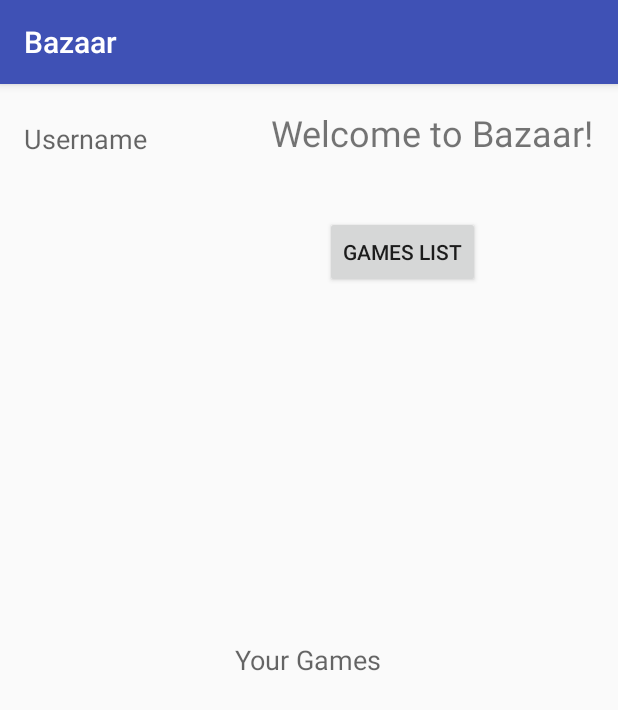
After one commit to ertait/gamerhub, an Android app: the DeveloperLoginActivity screen opened directly, with no data from a screen before it, on a phone screen of 412 x 824 dp. The commit adds this screen. Shown: the top 710 px of the screen. Run offline under Robolectric (Android 15) with nearby library versions, the phone set to English and light mode, and no system bars; network calls fail.

Commit message:
adding developer functionality to login

```diff
--- a/Bazaar/app/build.gradle
+++ b/Bazaar/app/build.gradle
@@ -25,7 +25,8 @@ dependencies {
         exclude group: 'com.android.support', module: 'support-annotations'
     })
     compile 'com.android.support:appcompat-v7:25.0.0'
+    compile 'com.android.volley:volley:1.0.0'
+    compile 'com.google.android.gms:play-services-appindexing:9.8.0'
+    compile 'com.android.support:design:25.0.0'
     testCompile 'junit:junit:4.12'
-    compile 'com.android.volley:volley:1.0.0'
-    compile 'com.google.android.gms:play-services-appindexing:8.4.0'
 }
--- /dev/null
+++ b/Bazaar/app/src/main/java/edu/uvm/bazaar/DeveloperLoginActivity.java
@@ -0,0 +1,15 @@
+package edu.uvm.bazaar;
+
+import android.support.v7.app.AppCompatActivity;
+import android.os.Bundle;
+
+import edu.uvm.loginregister.R;
+
+public class DeveloperLoginActivity extends AppCompatActivity {
+
+    @Override
+    protected void onCreate(Bundle savedInstanceState) {
+        super.onCreate(savedInstanceState);
+        setContentView(R.layout.activity_developer_login);
+    }
+}
--- /dev/null
+++ b/Bazaar/app/src/main/res/layout/activity_developer_login.xml
@@ -0,0 +1,75 @@
+<?xml version="1.0" encoding="utf-8"?>
+<RelativeLayout xmlns:android="http://schemas.android.com/apk/res/android"
+    xmlns:tools="http://schemas.android.com/tools"
+    android:id="@+id/activity_developer_login"
+    android:layout_width="match_parent"
+    android:layout_height="match_parent"
+    android:paddingBottom="@dimen/activity_vertical_margin"
+    android:paddingLeft="@dimen/activity_horizontal_margin"
+    android:paddingRight="@dimen/activity_horizontal_margin"
+    android:paddingTop="@dimen/activity_vertical_margin"
+    tools:context="edu.uvm.bazaar.DeveloperLoginActivity">
+
+    <TextView
+        android:text="Welcome to Bazaar!"
+        android:layout_width="wrap_content"
+        android:layout_height="wrap_content"
+        android:id="@+id/tvWelcomeMsg"
+        android:textSize="24sp"
+        tools:text="Welcome to Bazaar!"
+        android:layout_alignParentTop="true"
+        android:layout_alignParentRight="true"
+        android:layout_alignParentEnd="true" />
+
+    <GridLayout
+        android:layout_width="match_parent"
+        android:layout_height="wrap_content"
+        android:layout_below="@+id/subGames"
+        android:layout_alignParentLeft="true"
+        android:layout_alignParentStart="true"
+        android:id="@+id/subGamesList"/>
+
+    <ImageView
+        android:layout_width="wrap_content"
+        android:layout_height="wrap_content"
+        android:id="@+id/profilepic"
+        android:cropToPadding="false"
+        android:adjustViewBounds="true"
+        android:layout_below="@+id/usrnme"
+        android:layout_alignParentLeft="true"
+        android:layout_alignParentStart="true"
+        android:layout_alignRight="@+id/usrnme"
+        android:layout_alignEnd="@+id/usrnme" />
+
+    <Button
+        android:text="Games List"
+        android:layout_width="wrap_content"
+        android:layout_height="wrap_content"
+        android:id="@+id/btGames"
+        android:layout_marginLeft="36dp"
+        android:layout_marginStart="36dp"
+        android:layout_marginTop="39dp"
+        android:layout_below="@+id/tvWelcomeMsg"
+        android:layout_alignLeft="@+id/tvWelcomeMsg"
+        android:layout_alignStart="@+id/tvWelcomeMsg" />
+
+    <TextView
+        android:text="Your Games"
+        android:layout_width="wrap_content"
+        android:layout_height="wrap_content"
+        android:id="@+id/subGames"
+        android:textAppearance="@style/TextAppearance.AppCompat.Medium"
+        android:layout_centerVertical="true"
+        android:layout_centerHorizontal="true" />
+
+    <TextView
+        android:text="Username"
+        android:layout_width="wrap_content"
+        android:layout_height="wrap_content"
+        android:id="@+id/usrnme"
+        android:textAppearance="@style/TextAppearance.AppCompat.Medium"
+        android:layout_alignBottom="@+id/tvWelcomeMsg"
+        android:layout_alignParentLeft="true"
+        android:layout_alignParentStart="true" />
+
+</RelativeLayout>
--- a/Bazaar/app/src/main/res/values/dimens.xml
+++ b/Bazaar/app/src/main/res/values/dimens.xml
@@ -2,4 +2,5 @@
     <!-- Default screen margins, per the Android Design guidelines. -->
     <dimen name="activity_horizontal_margin">16dp</dimen>
     <dimen name="activity_vertical_margin">16dp</dimen>
+    <dimen name="fab_margin">16dp</dimen>
 </resources>
--- a/Bazaar/app/src/main/res/values/strings.xml
+++ b/Bazaar/app/src/main/res/values/strings.xml
@@ -1,3 +1,4 @@
 <resources>
     <string name="app_name">Bazaar</string>
+    <string name="title_activity_developer_login">DeveloperLoginActivity</string>
 </resources>
```
Also changed, not shown: Bazaar/app/src/main/AndroidManifest.xml (+16 -9 lines), Bazaar/app/src/main/java/edu/uvm/bazaar/LoginActivity.java (+19 -3 lines), Bazaar/app/src/main/res/values-v21/styles.xml (added, +9 -0 lines), Bazaar/app/src/main/res/values/styles.xml (+9 -0 lines), 1 other file.
